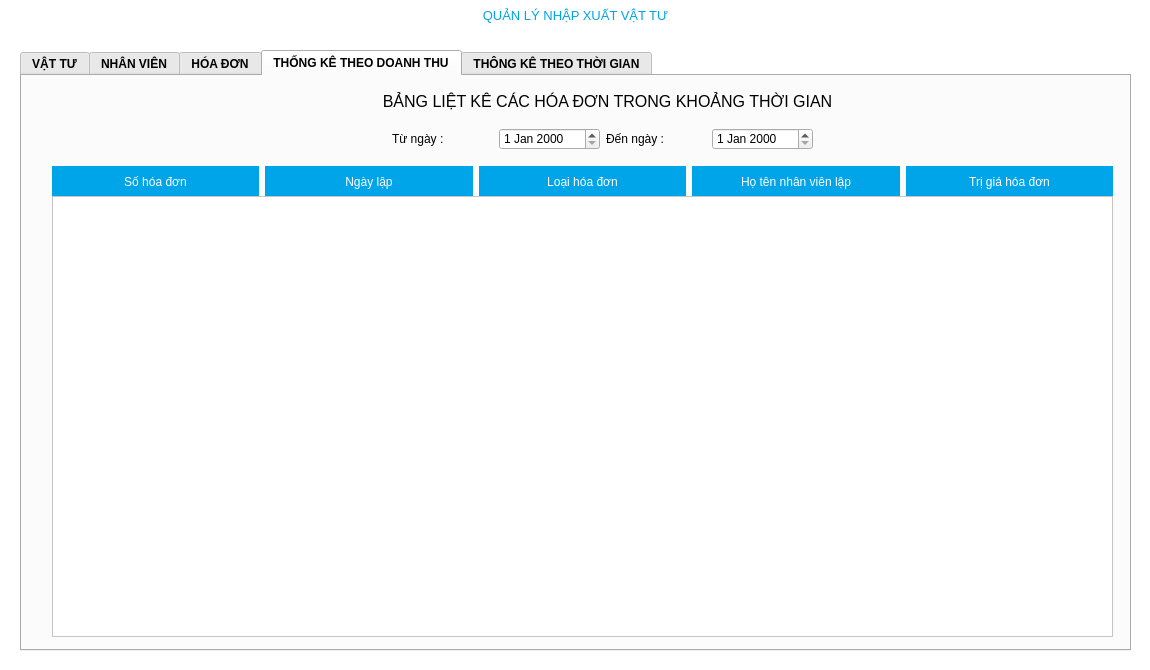
Old version of the form src/view/mainwindow.ui in the repository VinhNguyenD23/facilitiesManagement.
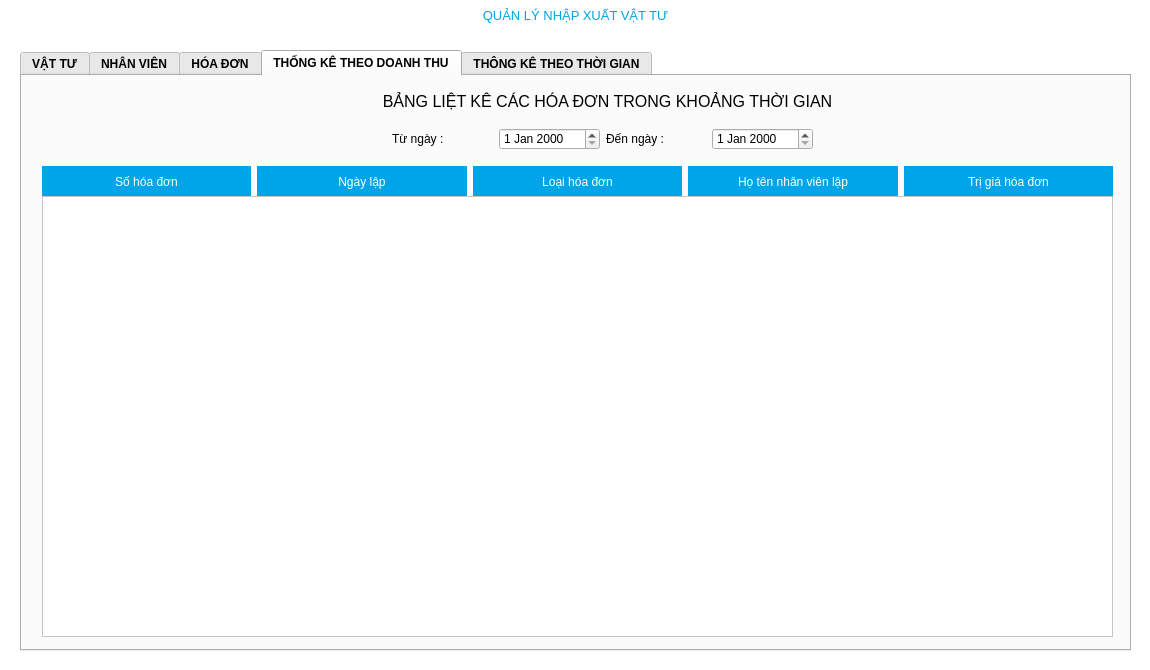
New version of the form. The open tabs and pages were chosen to show the change.

The edit to the form file:
```diff
--- a/src/view/mainwindow.ui
+++ b/src/view/mainwindow.ui
@@ -641,9 +641,9 @@
        <widget class="QWidget" name="layoutWidget_11">
         <property name="geometry">
          <rect>
-          <x>30</x>
+          <x>20</x>
           <y>90</y>
-          <width>1061</width>
+          <width>1071</width>
           <height>31</height>
          </rect>
         </property>
@@ -738,9 +738,9 @@
        <widget class="QTableWidget" name="dsnv_5">
         <property name="geometry">
          <rect>
-          <x>30</x>
+          <x>20</x>
           <y>120</y>
-          <width>1061</width>
+          <width>1071</width>
           <height>441</height>
          </rect>
         </property>
```
Left out of the diff: 2 changed lines with no effect on the pictures.
